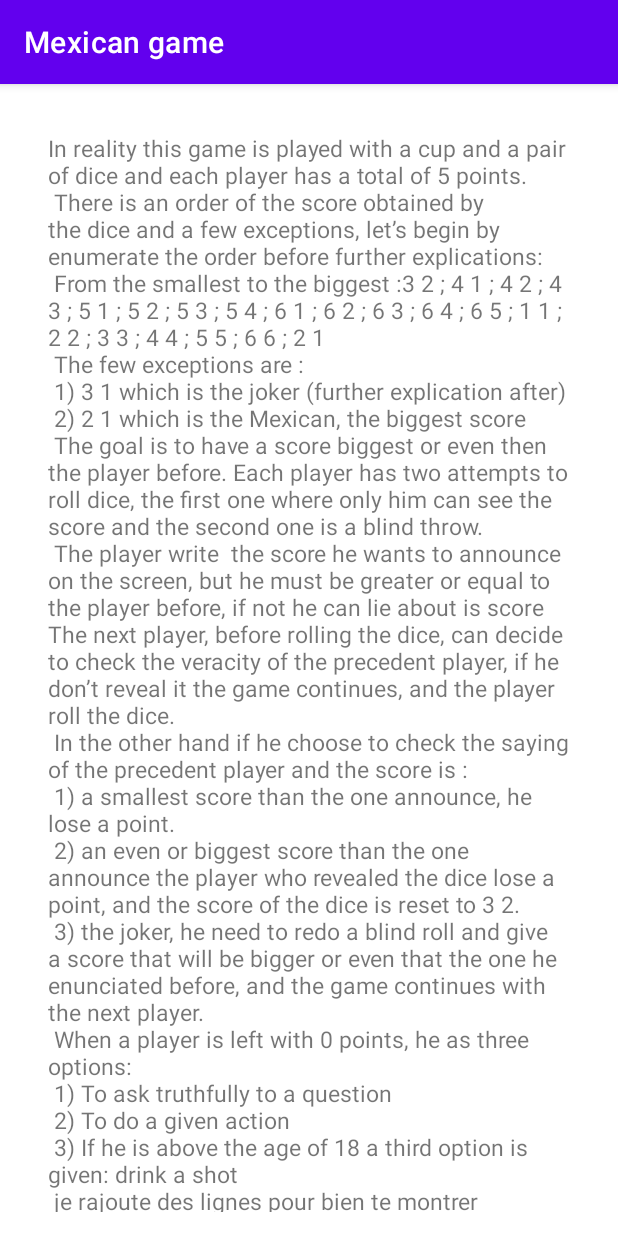
After one commit to talmi2/TheMexicanGame, an Android app: the Rules screen opened directly, with no data from a screen before it, on a phone screen of 412 x 824 dp. The commit adds this screen. Run offline under Robolectric (Android 15) with nearby library versions, the phone set to English and light mode, and no system bars.

```diff
--- a/app/build.gradle
+++ b/app/build.gradle
@@ -34,6 +34,8 @@ dependencies {
     implementation 'androidx.appcompat:appcompat:1.5.0'
     implementation 'com.google.android.material:material:1.7.0'
     implementation 'androidx.constraintlayout:constraintlayout:2.1.4'
+    implementation 'androidx.lifecycle:lifecycle-livedata-ktx:2.5.1'
+    implementation 'androidx.lifecycle:lifecycle-viewmodel-ktx:2.5.1'
     testImplementation 'junit:junit:4.13.2'
     androidTestImplementation 'androidx.test.ext:junit:1.1.4'
     androidTestImplementation 'androidx.test.espresso:espresso-core:3.5.0'
--- /dev/null
+++ b/app/src/main/java/fr/delcey/mexicangame/Rules.java
@@ -0,0 +1,18 @@
+package fr.delcey.mexicangame;
+
+import androidx.appcompat.app.AppCompatActivity;
+
+import android.os.Bundle;
+import android.widget.TextView;
+
+
+public class Rules extends AppCompatActivity {
+    private static TextView mTextView;
+
+    public void onCreate(Bundle savedInstanceState) {
+
+        mTextView = findViewById(R.id.main_textview_rules);
+        super.onCreate(savedInstanceState);
+        setContentView(R.layout.activity_rules);
+    }
+}
--- a/app/src/main/res/layout/activity_main.xml
+++ b/app/src/main/res/layout/activity_main.xml
@@ -6,11 +6,8 @@
     android:layout_height="match_parent"
     android:orientation="vertical"
     tools:context=".MainActivity"
-    android:background="@drawable/bg"
+
     >
-
-
-
 
     <TextView
         android:id="@+id/main_textview_greeting"
--- /dev/null
+++ b/app/src/main/res/layout/activity_rules.xml
@@ -0,0 +1,40 @@
+<?xml version="1.0" encoding="utf-8"?>
+<ScrollView xmlns:android="http://schemas.android.com/apk/res/android"
+    xmlns:app="http://schemas.android.com/apk/res-auto"
+    xmlns:tools="http://schemas.android.com/tools"
+    android:layout_width="match_parent"
+    android:layout_height="match_parent"
+    android:fillViewport="true"
+    android:padding="16dp"
+    android:orientation="vertical"
+    tools:context=".Rules">
+
+
+    <TextView
+        android:id="@+id/main_textview_rules"
+        android:layout_width="wrap_content"
+        android:layout_height="wrap_content"
+        android:layout_gravity="center_horizontal"
+        android:layout_margin="16dp"
+        android:text="In reality this game is played with a cup and a pair of dice and each player has a total of 5 points.\n
+There is an order of the score obtained by the dice and a few exceptions, let’s begin by enumerate the order before further explications:\n
+From the smallest to the biggest :3 2 ; 4 1 ; 4 2 ; 4 3 ; 5 1 ; 5 2 ; 5 3 ; 5 4 ; 6 1 ; 6 2 ; 6 3 ; 6 4 ; 6 5 ; 1 1 ; 2 2 ; 3 3 ; 4 4 ; 5 5 ; 6 6 ; 2 1\n
+The few exceptions are :\n
+1) 3 1 which is the joker (further explication after)\n
+2) 2 1 which is the Mexican, the biggest score\n
+The goal is to have a score biggest or even then the player before. Each player has two attempts to roll dice, the first one where only him can see the score and the second one is a blind throw.\n
+The player write  the score he wants to announce on the screen, but he must be greater or equal to the player before, if not he can lie about is score
+The next player, before rolling the dice, can decide to check the veracity of the precedent player, if he don’t reveal it the game continues, and the player roll the dice.\n
+In the other hand if he choose to check the saying of the precedent player and the score is :\n
+1) a smallest score than the one announce, he lose a point.\n
+2) an even or biggest score than the one announce the player who revealed the dice lose a point, and the score of the dice is reset to 3 2.\n
+3) the joker, he need to redo a blind roll and give a score that will be bigger or even that the one he enunciated before, and the game continues with the next player.\n
+When a player is left with 0 points, he as three options:\n
+1) To ask truthfully to a question \n
+2) To do a given action \n
+3) If he is above the age of 18 a third option is given: drink a shot\n
+je rajoute des lignes pour bien te montrer"
+        android:textAlignment="gravity"
+        android:textSize="15dp" />
+
+</ScrollView>
```
Also changed, not shown: app/src/main/AndroidManifest.xml (+24 -3 lines), app/src/main/java/fr/delcey/mexicangame/AboutUs.java (added, +17 -0 lines), app/src/main/java/fr/delcey/mexicangame/Go.java (added, +18 -0 lines), app/src/main/java/fr/delcey/mexicangame/MainActivity.java (+19 -6 lines), app/src/main/res/layout/activity_about_us.xml (added, +27 -0 lines), app/src/main/res/layout/activity_go.xml (added, +24 -0 lines).
